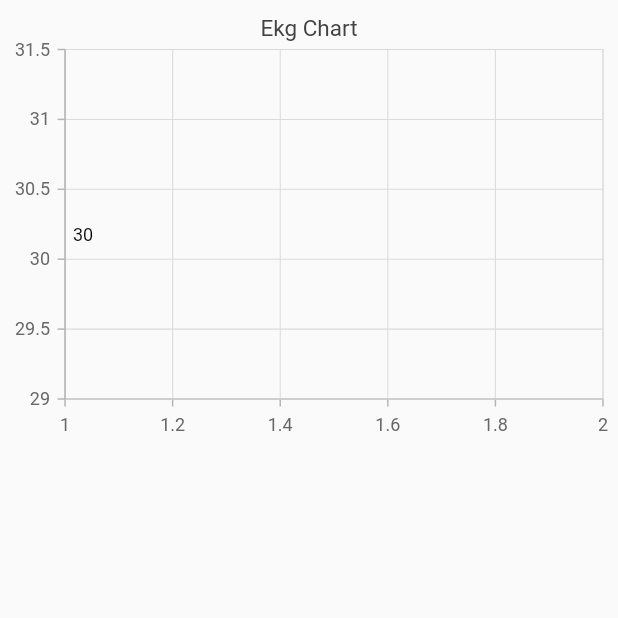
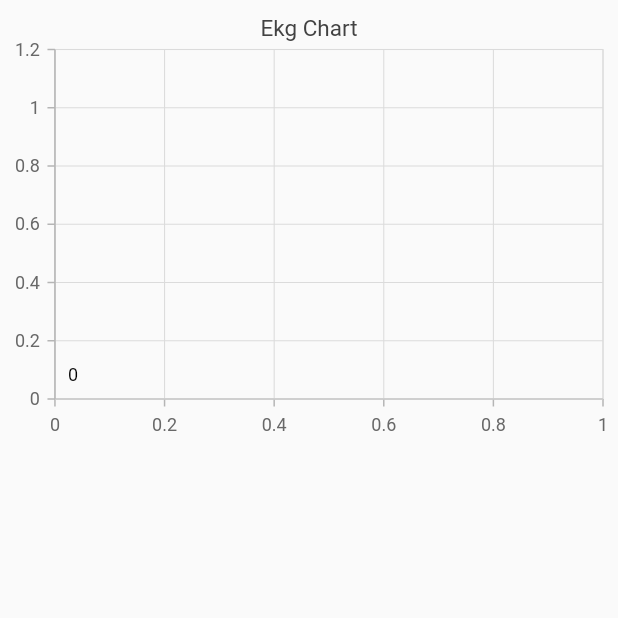
Before and after one commit to kitkashi/CardiolyteFlut, a Flutter app: the screen it shows after launch, on a phone screen of 412 x 824 dp, the top half of it. Run offline on Flutter 3.47's test engine with Material 3 defaults, Android fonts, the phone set to English and light mode, and no system bars; our stand-ins replace syncfusion_flutter_charts.

Commit message:
thick graph

```diff
--- a/cardiolyte/lib/main.dart
+++ b/cardiolyte/lib/main.dart
@@ -62,17 +62,15 @@ class _LiveEkgChartState extends State<LiveEkgChart> {
 
   _LiveEkgChartState() {
     _timer = Timer.periodic
-          (const Duration(milliseconds: 200),
+          (const Duration(milliseconds: 50),
         _updateDataSource);
   }
 
   @override
   void initState() {
     ekgData = <EkgSampleData>[
-      EkgSampleData(x: 1, y: 30),
-      // EkgSampleData(x: 3, y: 13),
-      // EkgSampleData(x: 5, y: 80),
-      // EkgSampleData(x: 7, y: 30),
+      //first point
+      EkgSampleData(x: 0, y: 0),
       // EkgSampleData(x: 9, y: 72),
     ];
     super.initState();
@@ -92,7 +90,7 @@ class _LiveEkgChartState extends State<LiveEkgChart> {
           dataSource: ekgData,
           xValueMapper: (EkgSampleData ekgData, _) => ekgData.x,
           yValueMapper: (EkgSampleData ekgData, _) => ekgData.y,
-          // animationDuration: 2,
+          // animationDuration: 100,
           // name: 'Reading',
           // Enable data label
           dataLabelSettings: DataLabelSettings(isVisible: true),
@@ -110,7 +108,7 @@ class _LiveEkgChartState extends State<LiveEkgChart> {
     print(i);
     ekgData?.add(EkgSampleData(x: ++i, y: _getRandomInt(10, 100)));
     //chooses how many points to display on the screen at once
-    if (ekgData?.length == 20) {
+    if (ekgData?.length == 1000) {
       ekgData?.removeAt(0);
       _chartSeriesController?.updateDataSource(
         addedDataIndexes: <int>[ekgData!.length - 1],
```
